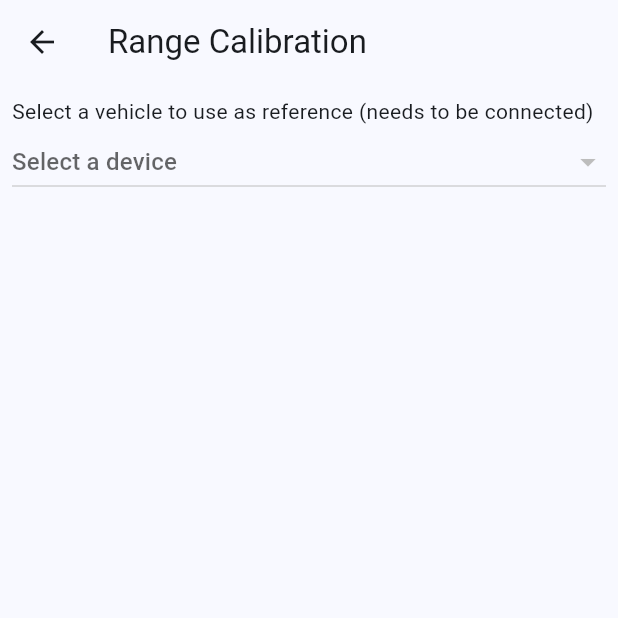
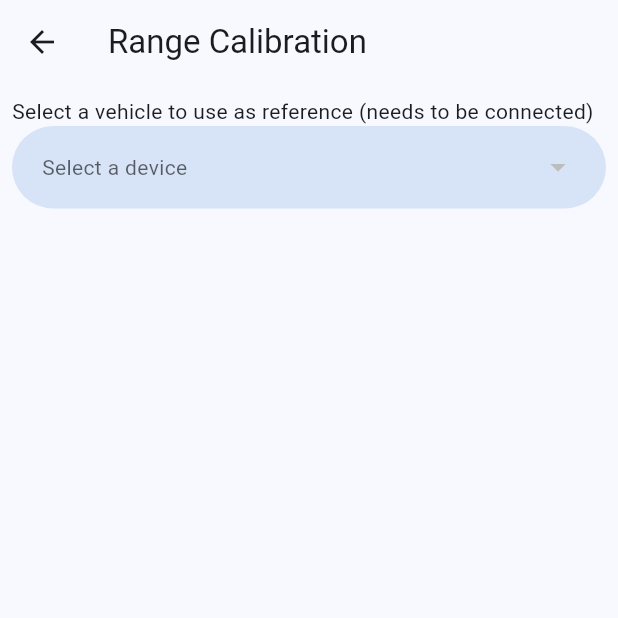
Before and after one commit to Mauznemo/OpenCarKey, a Flutter app: the RangeCalibrationPage screen opened by its route, on a phone screen of 412 x 824 dp, the top half of it. Run offline on Flutter 3.47's test engine with Material 3 defaults, Android fonts, the phone set to English and light mode, and no system bars; drawn by our look-alikes of dynamic_color; our stand-ins replace flutter_blue_plus, flutter_local_notifications, permission_handler, shared_preferences, vibration; missing offline and left inert: flutter_background_service; accounts and stored records are empty; statements that could not run were skipped.

Commit message:
feat(mobile app): add new custom input field and dropdown style

```diff
--- /dev/null
+++ b/MobileApp/lib/components/custom_dropdown_button.dart
@@ -0,0 +1,44 @@
+import 'package:flutter/material.dart';
+
+class CustomDropdownButton<T> extends StatelessWidget {
+  final T? value;
+  final List<DropdownMenuItem<T>> items;
+  final void Function(T?) onChanged;
+  final Widget? hint;
+
+  const CustomDropdownButton({
+    Key? key,
+    required this.value,
+    required this.items,
+    required this.onChanged,
+    this.hint,
+  }) : super(key: key);
+
+  @override
+  Widget build(BuildContext context) {
+    return Container(
+      padding: const EdgeInsets.symmetric(horizontal: 20),
+      decoration: BoxDecoration(
+        color: Theme.of(context)
+            .colorScheme
+            .secondaryContainer, // Background color
+        borderRadius: BorderRadius.circular(50), // Rounded corners
+      ),
+      child: DropdownButton<T>(
+        isExpanded: true,
+        hint: hint,
+        menuWidth: MediaQuery.of(context).size.width - 25,
+        value: value,
+        items: items,
+        onChanged: onChanged,
+        underline: const SizedBox(), // Removes default underline
+        borderRadius: BorderRadius.circular(20),
+        itemHeight: 55,
+        dropdownColor: Theme.of(context)
+            .colorScheme
+            .secondaryContainer, // Match dropdown list color
+        style: Theme.of(context).textTheme.bodyMedium, // Text style
+      ),
+    );
+  }
+}
--- a/MobileApp/lib/pages/range_calibration.dart
+++ b/MobileApp/lib/pages/range_calibration.dart
@@ -4,6 +4,7 @@ import 'package:flutter/material.dart';
 import 'package:flutter_background_service/flutter_background_service.dart';
 import 'package:shared_preferences/shared_preferences.dart';
 
+import '../components/custom_dropdown_button.dart';
 import '../services/ble_background_service.dart';
 import '../services/vehicle_service.dart';
 import '../types/ble_device.dart';
@@ -103,9 +104,8 @@ class _RangeCalibrationPageState extends State<RangeCalibrationPage> {
                 'Select a vehicle to use as reference (needs to be connected)',
               ),
             ),
-            DropdownButton<Vehicle>(
+            CustomDropdownButton<Vehicle>(
               value: selectedVehicle,
-              isExpanded: true,
               hint: const Text('Select a device'),
               onChanged: (Vehicle? newValue) {
                 setState(() {
```
Also changed, not shown: MobileApp/lib/components/add_vehicle_bottom_sheet.dart (+5 -10 lines), MobileApp/lib/components/custom_text_form_field.dart (added, +45 -0 lines), MobileApp/lib/components/edit_vehicle_bottom_sheet.dart (+5 -10 lines).
